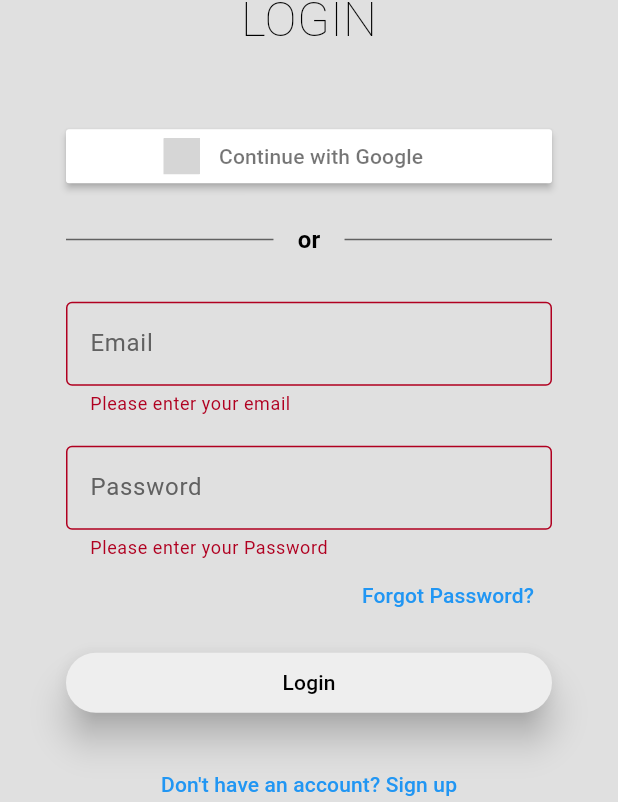
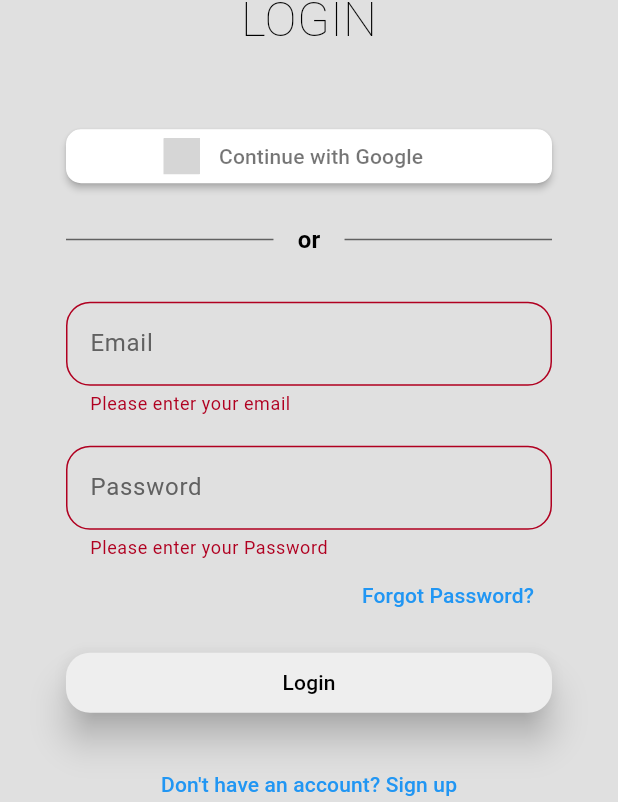
Before and after one commit to Evrz-Developers/babyparadise, a Flutter app: the screen it shows after launch, after a tap on "Login", on a phone screen of 412 x 824 dp. Shown: the part 329-1131 px from the top of the screen. Run offline on Flutter 3.47's test engine with Material 3 defaults, Android fonts, the phone set to English and light mode, and no system bars; drawn by our look-alikes of sign_in_button; our stand-ins replace cloud_firestore, firebase_auth, firebase_core, get, google_sign_in; accounts and stored records are empty; generated files the repository leaves out were written again; grey boxes are pictures that could not be loaded.

Commit message:
style: add borderradius of 16 to text fields

```diff
--- a/lib/auth/login_screen.dart
+++ b/lib/auth/login_screen.dart
@@ -185,6 +185,9 @@ class _LoginScreenState extends State<LoginScreen> {
                                 showSpinner = false; // Hide loader
                               });
                             },
+                            shape: RoundedRectangleBorder(
+                              borderRadius: BorderRadius.circular(10.0),
+                            ),
                           ),
 
                         ),
@@ -235,8 +238,12 @@ class _LoginScreenState extends State<LoginScreen> {
                           ], // Enable autofill for email
 
                           decoration: InputDecoration(
-                            border: const OutlineInputBorder(),
-                            focusedBorder: const OutlineInputBorder(),
+                            border: OutlineInputBorder(
+                              borderRadius: BorderRadius.circular(16.0),
+                            ),
+                            focusedBorder: OutlineInputBorder(
+                              borderRadius: BorderRadius.circular(16.0),
+                            ),
                             labelText: 'Email',
                             labelStyle: TextStyle(
                               color:
@@ -262,8 +269,12 @@ class _LoginScreenState extends State<LoginScreen> {
                           controller: _passwordController,
                           obscureText: true,
                           decoration: InputDecoration(
-                            border: const OutlineInputBorder(),
-                            focusedBorder: const OutlineInputBorder(),
+                            border: OutlineInputBorder(
+                              borderRadius: BorderRadius.circular(16.0),
+                            ),
+                            focusedBorder: OutlineInputBorder(
+                              borderRadius: BorderRadius.circular(16.0),
+                            ),
                             labelText: 'Password',
                             labelStyle: TextStyle(
                               color:
@@ -307,6 +318,9 @@ class _LoginScreenState extends State<LoginScreen> {
                               elevation: 10,
                               backgroundColor:
                                   Theme.of(context).colorScheme.primary,
+                              shape: RoundedRectangleBorder(
+                                borderRadius: BorderRadius.circular(16.0),
+                              ),
                             ),
                             onPressed: () async {
                               if (_formKey.currentState!.validate()) {
--- a/lib/auth/signup_screen.dart
+++ b/lib/auth/signup_screen.dart
@@ -227,6 +227,9 @@ class _SignUpScreenState extends State<SignUpScreen> {
                                 ? "Please hold on..."
                                 : "Sign up with Google",
                             onPressed: _handleGoogleSignIn,
+                            shape: RoundedRectangleBorder(
+                              borderRadius: BorderRadius.circular(10.0),
+                            ),
                           ),
                         ),
                         const SizedBox(height: 20),
@@ -328,6 +331,9 @@ class _SignUpScreenState extends State<SignUpScreen> {
                           child:
                         ElevatedButton(
                             style: ElevatedButton.styleFrom(
+                                shape: RoundedRectangleBorder(
+                                  borderRadius: BorderRadius.circular(16.0),
+                                ),
                                 elevation: 10,
                                 backgroundColor:
                                     Theme.of(context).colorScheme.primary,
```
Also changed, not shown: lib/widgets/custom_text_form_field.dart (+6 -2 lines).
